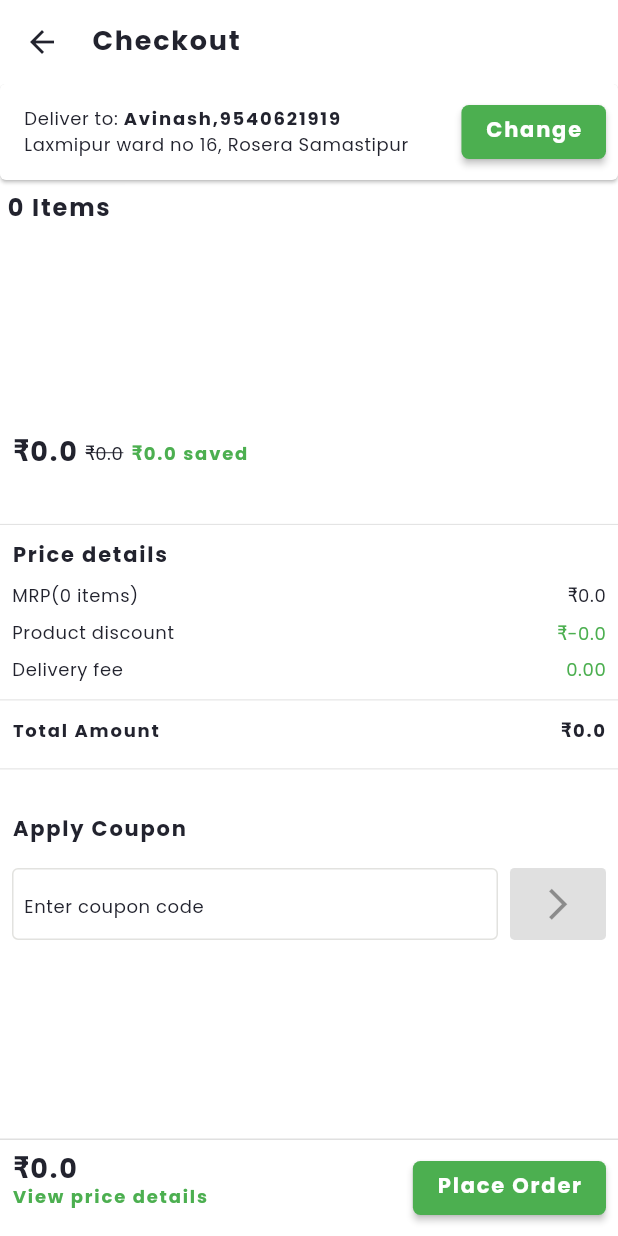
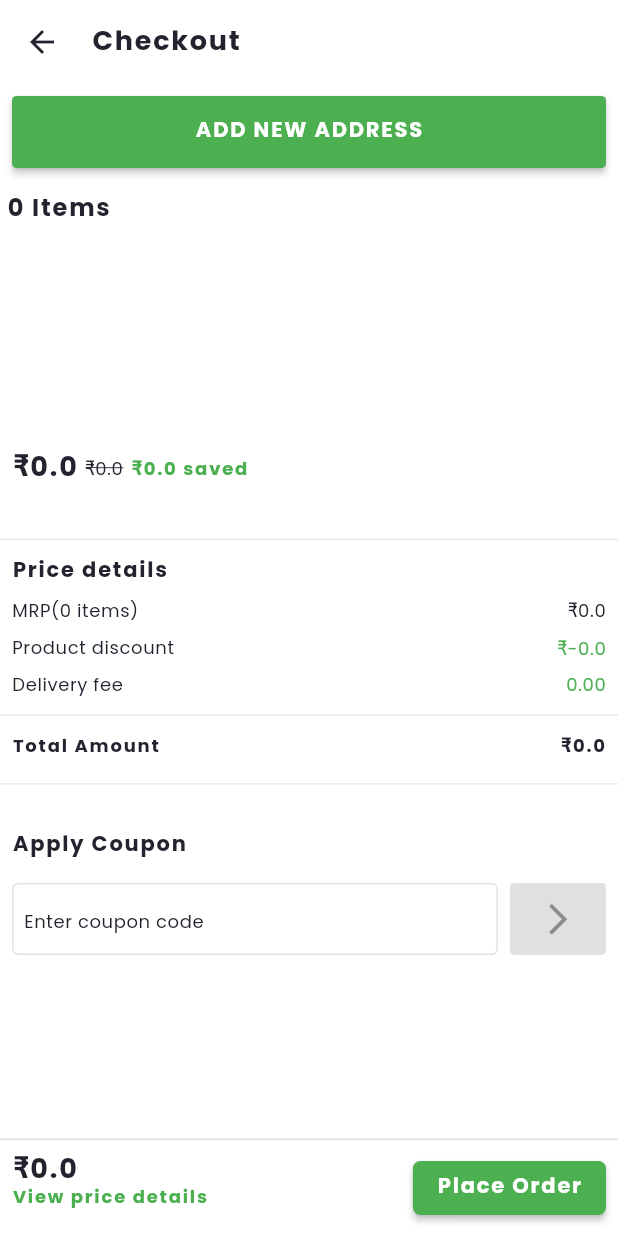
Before and after one commit to avinashk369/mcs, a Flutter app: the CheckoutScreen screen opened directly with empty values, on a phone screen of 412 x 824 dp. Run offline on Flutter 3.47's test engine with Material 2 defaults, Android fonts, the phone set to English and light mode, and no system bars; our stand-ins replace badges, bloc, cached_network_image, carousel_slider, dio, flutter_bloc and 12 more; accounts and stored records are empty; generated files the repository leaves out were written again; network calls fail; statements that could not run were skipped.

Commit message:
added address on check out screen

```diff
--- a/lib/views/bottom_nav/cart/checkout_screen.dart
+++ b/lib/views/bottom_nav/cart/checkout_screen.dart
@@ -7,7 +7,7 @@ import 'package:flutter_bloc/flutter_bloc.dart';
 import 'package:fluttertoast/fluttertoast.dart';
 import 'package:mcs/blocs/cart/cart_bloc.dart';
 import 'package:mcs/blocs/location/location_bloc.dart';
-import 'package:mcs/models/product/product_mode.dart';
+import 'package:mcs/models/models.dart';
 import 'package:mcs/utils/product_utility.dart';
 import 'package:mcs/utils/utils.dart';
 import 'package:mcs/views/bottom_nav/cart/price_detail.dart';
@@ -46,7 +46,7 @@ class _CheckoutScreenState extends State<CheckoutScreen> {
   late TextEditingController _pincodeController;
   late TextEditingController _couponController;
   final GlobalKey<FormState> addressKey = GlobalKey<FormState>();
-
+  late String userId;
   double total = 0;
   double totalPrice = 0;
   double saved = 0;
@@ -68,7 +68,7 @@ class _CheckoutScreenState extends State<CheckoutScreen> {
     total = ProductUtility.calculatePrice(widget.products);
     totalPrice = ProductUtility.calculateActualPrice(widget.products);
     saved = totalPrice - total;
-    String userId = PreferenceUtils.getString(user_uid);
+    userId = PreferenceUtils.getString(user_uid);
     if (userId.isNotEmpty) {
       context.read<UserBloc>().add(LoadAddress(data: {"user_id": userId}));
     }
@@ -134,63 +134,37 @@ class _CheckoutScreenState extends State<CheckoutScreen> {
             SliverList(
               delegate: SliverChildListDelegate(
                 [
-                  BlocBuilder<UserBloc, UserState>(builder: (context, state) {
+                  BlocBuilder<UserBloc, UserState>(
+                      buildWhen: (previous, current) {
+                    return current is AddressLoaded;
+                  }, builder: (context, state) {
                     if (state is AddressLoaded) {
-                      return Text("address ${state.userAddress.length}");
+                      return addressCard(state.userAddress.last);
                     }
                     return const SizedBox.shrink();
                   }),
-                  Card(
-                    margin: EdgeInsets.zero,
-                    color: secondaryLight,
-                    child: Padding(
-                      padding: const EdgeInsets.all(8.0),
-                      child: Row(
-                        children: [
-                          Expanded(
-                              child: Padding(
-                            padding: const EdgeInsets.symmetric(horizontal: 8),
-                            child: Column(
-                              crossAxisAlignment: CrossAxisAlignment.start,
-                              children: [
-                                RichText(
-                                  text: TextSpan(
-                                    children: [
-                                      TextSpan(
-                                          text: "Deliver to: ",
-                                          style: kLabelStyle),
-                                      TextSpan(
-                                          text: "Avinash,",
-                                          style: kLabelStyleBold),
-                                      TextSpan(
-                                          text: "9540621919",
-                                          style: kLabelStyleBold)
-                                    ],
-                                  ),
-                                ),
-                                const SizedBox(
-                                  height: 3,
-                                ),
-                                Text(
-                                  "Laxmipur ward no 16, Rosera Samastipur",
-                                  style: kLabelStyle,
-                                ),
-                              ],
-                            ),
-                          )),
-                          BlocConsumer<UserBloc, UserState>(
-                              listener: (context, state) {
+                  BlocConsumer<UserBloc, UserState>(listener: (context, state) {
                     state.mapOrNull(
                       error: (error) =>
                           Fluttertoast.showToast(msg: error.message),
-                              addressSaved: (success) =>
-                                  Fluttertoast.showToast(msg: success.message),
+                      addressSaved: (success) {
+                        context
+                            .read<UserBloc>()
+                            .add(LoadAddress(data: {"user_id": userId}));
+                        Fluttertoast.showToast(
+                            msg: success.message,
+                            backgroundColor: greenColor,
+                            textColor: secondaryLight);
+                      },
                     );
                   }, builder: (context, state) {
                     return state.maybeMap(
-                              loading: (value) => LoadingUI(),
-                              orElse: () => ElevatedButton(
-                                onPressed: () => showAddressDialog(context,
+                      //loading: (value) => LoadingUI(),
+                      orElse: () => Padding(
+                        padding: const EdgeInsets.all(8.0),
+                        child: SubmitButton(
+                            isActive: true,
+                            onTap: () => showAddressDialog(context,
                                     onSubmit: (formData) {
                                   /// call event to save user address
                                   context
@@ -198,17 +172,18 @@ class _CheckoutScreenState extends State<CheckoutScreen> {
                                       .add(SaveAddress(data: formData));
                                   Navigator.of(context).pop();
                                 }),
-                                child: const Text("Change"),
+                            child: Text("Add new address".toUpperCase(),
+                                style: kLabelStyleBold.copyWith(
+                                    fontSize: 14, color: secondaryLight))),
                       ),
                     );
                   }),
-                        ],
-                      ),
-                    ),
-                  ),
                   const SizedBox(height: 10),
                   Text(" ${widget.products.length} Items",
                       style: kLabelStyleBold.copyWith(fontSize: 16)),
+                  const SizedBox(
+                    height: 10,
+                  ),
                   SizedBox(
                     height: MediaQuery.of(context).size.height * .15,
                     child: ListView.separated(
@@ -311,7 +286,9 @@ class _CheckoutScreenState extends State<CheckoutScreen> {
                   CouponWidget(
                     couponController: _couponController,
                     subTotal: ProductUtility.calculatePrice(widget.products),
+                    onTap: () => showPriceDetail(),
                   ),
+                  const SizedBox(height: 10),
                 ],
               ),
             ),
@@ -320,6 +297,73 @@ class _CheckoutScreenState extends State<CheckoutScreen> {
       ),
     );
   }
+
+  Widget addressCard(UserAddress userAddress) => Container(
+        margin: const EdgeInsets.all(8),
+        decoration: BoxDecoration(
+            border: Border.all(color: greyColor.withOpacity(.4)),
+            borderRadius: BorderRadius.circular(4)),
+        child: Padding(
+          padding: const EdgeInsets.all(8.0),
+          child: Row(
+            children: [
+              Expanded(
+                  child: Padding(
+                padding: const EdgeInsets.symmetric(horizontal: 8),
+                child: Column(
+                  crossAxisAlignment: CrossAxisAlignment.start,
+                  children: [
+                    Row(
+                      children: [
+                        const Icon(Icons.home),
+                        const SizedBox(width: 5),
+                        Text(
+                          "Home",
+                          style: kLabelStyleBold.copyWith(fontSize: 16),
+                        )
+                      ],
+                    ),
+                    const SizedBox(
+                      height: 3,
+                    ),
+                    RichText(
+                      text: TextSpan(
+                        children: [
+                          //TextSpan(text: "Deliver to: \n", style: kLabelStyle),
+                          TextSpan(
+                              text:
+                                  "${userAddress.firstName!.trim()} ${userAddress.lastName}",
+                              style: kLabelStyleBold),
+                        ],
+                      ),
+                    ),
+                    const SizedBox(
+                      height: 3,
+                    ),
+                    RichText(
+                      text: TextSpan(
+                        children: [
+                          TextSpan(text: "Mobile: ", style: kLabelStyle),
+                          TextSpan(
+                              text: userAddress.mobileNumber,
+                              style: kLabelStyleBold)
+                        ],
+                      ),
+                    ),
+                    const SizedBox(
+                      height: 3,
+                    ),
+                    Text(
+                      "${userAddress.homeNo!},${userAddress.street ?? userAddress.society},${userAddress.area}, ${userAddress.landmark}, ${userAddress.city}, Pincode: ${userAddress.pincode} ",
+                      style: kLabelStyle.copyWith(height: 1.4),
+                    ),
+                  ],
+                ),
+              )),
+            ],
+          ),
+        ),
+      );
 
   showPriceDetail() => _scrollController.animateTo(
         _scrollController.position.maxScrollExtent,
--- a/lib/views/bottom_nav/cart/coupon_widget.dart
+++ b/lib/views/bottom_nav/cart/coupon_widget.dart
@@ -2,9 +2,13 @@ part of checkout_screen;
 
 class CouponWidget extends StatelessWidget {
   const CouponWidget(
-      {super.key, required this.couponController, required this.subTotal});
+      {super.key,
+      required this.couponController,
+      required this.subTotal,
+      required this.onTap});
   final TextEditingController couponController;
   final double subTotal;
+  final Function onTap;
 
   @override
   Widget build(BuildContext context) {
@@ -43,13 +47,17 @@ class CouponWidget extends StatelessWidget {
                               ? true
                               : false,
                       isLoading: (state is CartLoading) ? true : false,
-                      onTap: () => context.read<CartBloc>().add(
-                            ApplyCoupon(
-                                couponCode:
-                                    couponController.text.trim().toString(),
-                                userId: PreferenceUtils.getString(user_uid),
-                                subTotal: subTotal),
-                          ),
+                      onTap: () {
+                        FocusScope.of(context).requestFocus(FocusNode());
+                        context.read<CartBloc>().add(
+                              ApplyCoupon(
+                                  couponCode:
+                                      couponController.text.trim().toString(),
+                                  userId: PreferenceUtils.getString(user_uid),
+                                  subTotal: subTotal),
+                            );
+                        onTap();
+                      },
                       child: const Icon(
                         Icons.arrow_forward_ios,
                         size: 25,
--- a/lib/views/bottom_nav/cart/shopping_cart.dart
+++ b/lib/views/bottom_nav/cart/shopping_cart.dart
@@ -1,6 +1,7 @@
 import 'package:flutter/material.dart';
 import 'package:flutter_bloc/flutter_bloc.dart';
 import 'package:mcs/blocs/cart/cart_bloc.dart';
+import 'package:mcs/blocs/navigation/navigation_bloc.dart';
 import 'package:mcs/blocs/product/product_bloc.dart';
 import 'package:mcs/blocs/user/user_bloc.dart';
 import 'package:mcs/models/models.dart';
@@ -158,6 +159,8 @@ class _ShoppingCartState extends State<ShoppingCart> {
                               "user_id": PreferenceUtils.getString(user_uid),
                               "amount": total
                             }));
+                      } else {
+                        context.read<NavigationBloc>().changeNavigation(0);
                       }
                     }
                   },
```
Also changed, not shown: lib/views/bottom_nav/dashboard/dashboard.dart (+4 -3 lines). Lines whose indentation alone changed are shown as unchanged.
